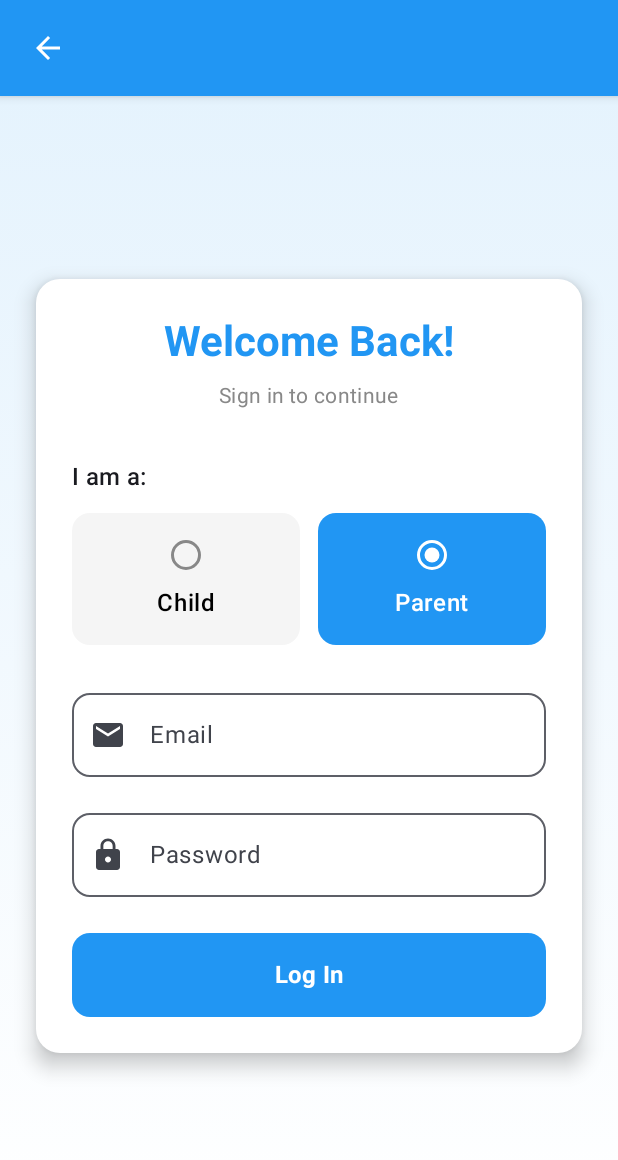
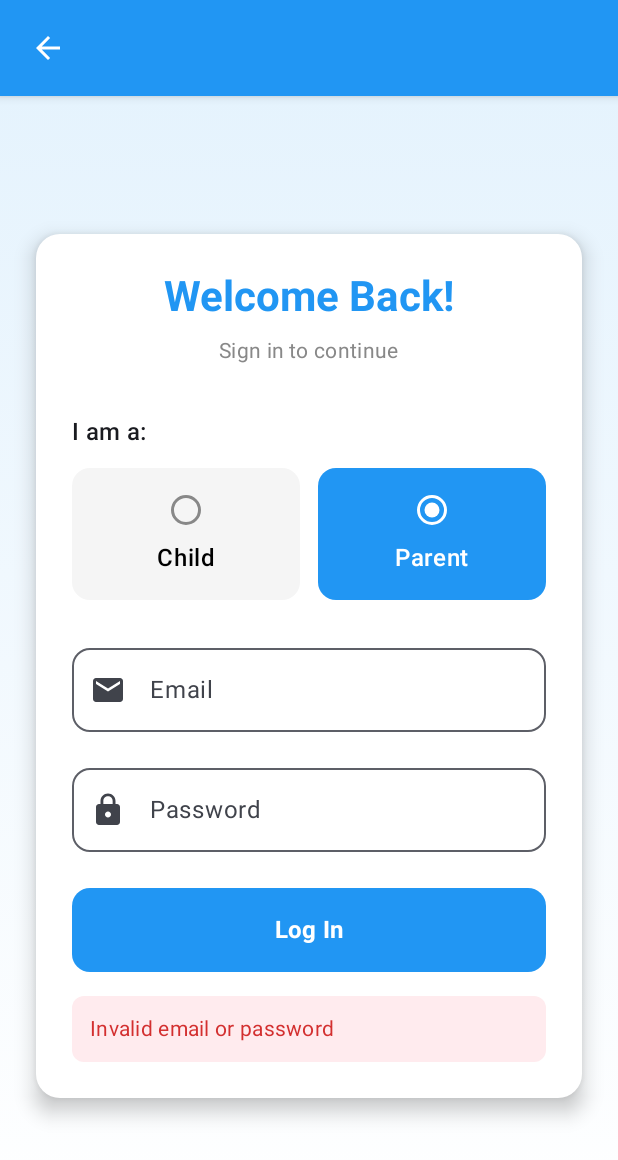
Before and after one commit to emartinez67/Educational-Game, an Android app built with Jetpack Compose: the LoginScreen screen opened through its navigation route, after a tap on "Log In", on a phone screen of 412 x 824 dp. Shown: the top 1160 px of the screen. Run offline under Robolectric (Android 15) with nearby library versions, the phone set to English and light mode, and no system bars; our stand-ins replace Room's generated code; 2 other taps on this screen came first.

Commit message:
Fixed login button not working on tablets

```diff
--- a/app/src/main/java/com/example/project3/ui/LoginScreen.kt
+++ b/app/src/main/java/com/example/project3/ui/LoginScreen.kt
@@ -2,11 +2,12 @@ package com.example.project3.ui
 
 import androidx.compose.foundation.background
 import androidx.compose.foundation.layout.*
-import androidx.compose.foundation.lazy.LazyColumn
+import androidx.compose.foundation.rememberScrollState
 import androidx.compose.foundation.selection.selectable
 import androidx.compose.foundation.selection.selectableGroup
 import androidx.compose.foundation.shape.RoundedCornerShape
 import androidx.compose.foundation.text.KeyboardOptions
+import androidx.compose.foundation.verticalScroll
 import androidx.compose.material.icons.Icons
 import androidx.compose.material.icons.filled.Email
 import androidx.compose.material.icons.filled.Lock
@@ -36,6 +37,7 @@ fun LoginScreen(
 ) {
     var selectedUser by remember { mutableStateOf("") }
     val radioOptions = listOf("Child", "Parent")
+    val scrollState = rememberScrollState()
 
     Scaffold(
         topBar = {
@@ -57,15 +59,16 @@ fun LoginScreen(
                     )
                 )
         ) {
-            LazyColumn(
+            Column(
                 modifier = Modifier
                     .fillMaxSize()
                     .padding(innerPadding)
-                    .padding(horizontal = 24.dp),
+                    .verticalScroll(scrollState)
+                    .padding(horizontal = 24.dp)
+                    .padding(vertical = 32.dp),
                 verticalArrangement = Arrangement.Center,
                 horizontalAlignment = Alignment.CenterHorizontally
             ) {
-                item {
                 Card(
                     modifier = Modifier.fillMaxWidth(),
                     colors = CardDefaults.cardColors(
@@ -161,6 +164,7 @@ fun LoginScreen(
 
                                 if (loginViewModel.errorMessage.isEmpty()) {
                                     if (selectedUser.isEmpty()) {
+                                        loginViewModel.showErrors = true
                                         loginViewModel.errorMessage =
                                             "Please select user type (Child or Parent)"
                                     } else if (selectedUser == "Parent") {
@@ -170,6 +174,7 @@ fun LoginScreen(
                                                     popUpTo(Routes.Home) { inclusive = false }
                                                 }
                                             } else {
+                                                loginViewModel.showErrors = true
                                                 loginViewModel.errorMessage = error
                                             }
                                         }
@@ -180,6 +185,7 @@ fun LoginScreen(
                                                     popUpTo(Routes.Home) { inclusive = false }
                                                 }
                                             } else {
+                                                loginViewModel.showErrors = true
                                                 loginViewModel.errorMessage = error
                                             }
                                         }
@@ -215,7 +221,6 @@ fun LoginScreen(
                                     modifier = Modifier.padding(12.dp),
                                     style = MaterialTheme.typography.bodyMedium
                                 )
-                                }
                             }
                         }
                     }
```
Lines whose indentation alone changed are shown as unchanged.
